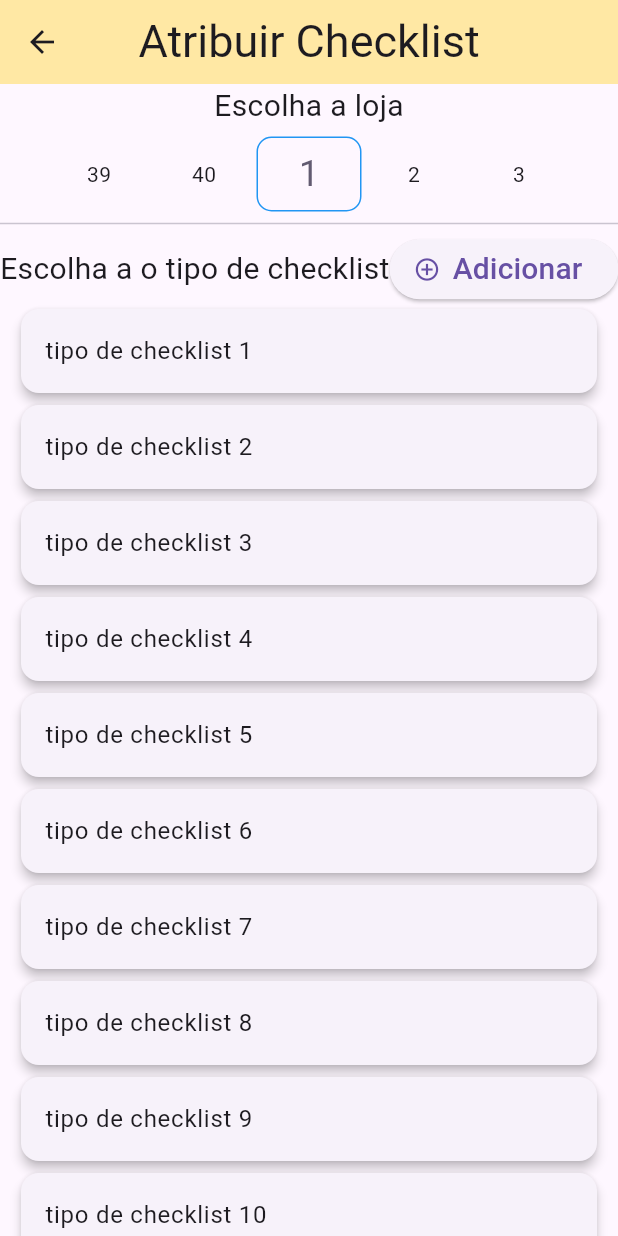
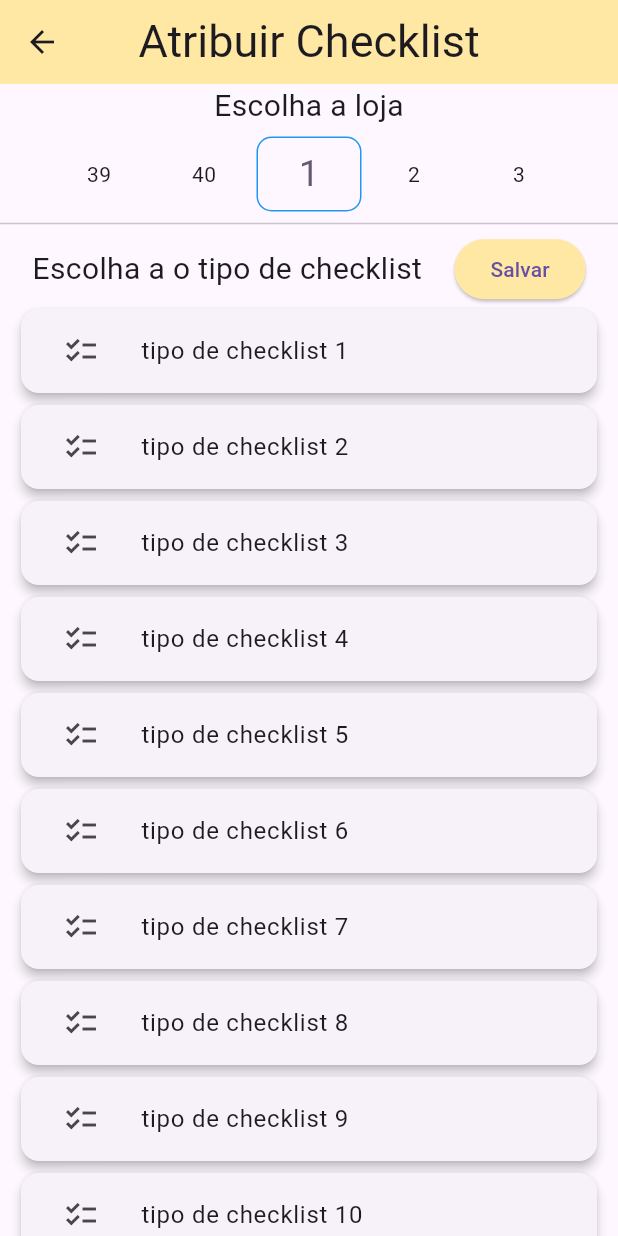
Before and after one commit to murilo-cometa/quality_control_app, a Flutter app: the CreateChecklistScreen screen opened directly, on a phone screen of 412 x 824 dp. Run offline on Flutter 3.47's test engine with Material 3 defaults, Android fonts, the phone set to English and light mode, and no system bars; drawn by our look-alikes of numberpicker; our stand-ins replace flutter_rating_bar.

Commit message:
tela de atribuir checklist reformada

```diff
--- a/lib/common/component/custom_appbar.dart
+++ b/lib/common/component/custom_appbar.dart
@@ -3,7 +3,7 @@ import 'package:flutter/material.dart';
 class CustomAppBar {
   static AppBar build(String title) {
     return AppBar(
-      backgroundColor: const Color.fromARGB(255, 255, 232, 164),
+      backgroundColor: const Color(0xFFFFE8A4),
       centerTitle: true,
       title: Text(
         title,
--- a/lib/common/component/simple_navigating_item_card.dart
+++ b/lib/common/component/custom_card_item.dart
@@ -1,46 +1,45 @@
 import 'package:flutter/material.dart';
-import 'package:quality_control_app/common/library/custom_navigator.dart';
 
-class SimpleNavigatingCardItem extends StatelessWidget {
-  const SimpleNavigatingCardItem({
+class CustomCardItem extends StatelessWidget {
+  const CustomCardItem({
     super.key,
     required this.text,
     this.textSize,
     this.leading,
     this.trailing,
-    this.goTo,
     this.enabled = true,
+    this.selected = false,
+    this.onTap,
+    this.cardColor,
   });
 
   final String text;
   final double? textSize;
   final Widget? leading;
   final Widget? trailing;
-  final Widget? goTo;
+  final Color? cardColor;
   final bool enabled;
+  final bool selected;
+  final void Function()? onTap;
 
   @override
   Widget build(BuildContext context) {
     return Card(
+      color: selected ? Colors.green : null,
       elevation: 3,
       child: ListTile(
         enabled: enabled,
         leading: leading,
         trailing: trailing,
+        selectedColor: Colors.white,
+        selected: selected,
         title: Text(
           text,
           style: TextStyle(
             fontSize: textSize,
           ),
         ),
-        onTap: goTo == null
-            ? null
-            : () {
-                CustomNavigator.goTo(
-                  context: context,
-                  destination: goTo!,
-                );
-              },
+        onTap: onTap,
       ),
     );
   }
--- a/lib/view/create_checklist_screen.dart
+++ b/lib/view/create_checklist_screen.dart
@@ -1,7 +1,8 @@
 import 'package:flutter/material.dart';
 import 'package:numberpicker/numberpicker.dart';
 import 'package:quality_control_app/common/component/custom_appbar.dart';
-import 'package:quality_control_app/common/component/simple_navigating_item_card.dart';
+import 'package:quality_control_app/common/component/custom_card_item.dart';
+import 'package:quality_control_app/common/library/custom_navigator.dart';
 import 'package:quality_control_app/view/checklist.dart';
 
 class CreateChecklistScreen extends StatefulWidget {
@@ -13,6 +14,7 @@ class CreateChecklistScreen extends StatefulWidget {
 
 class _CreateChecklistScreenState extends State<CreateChecklistScreen> {
   int _selectedStore = 1;
+  List<int> _selectedChecklists = [];
 
   @override
   Widget build(BuildContext context) {
@@ -57,7 +59,7 @@ class _CreateChecklistScreenState extends State<CreateChecklistScreen> {
         SizedBox(
           height: 45,
           child: Row(
-            mainAxisAlignment: MainAxisAlignment.spaceAround,
+            mainAxisAlignment: MainAxisAlignment.spaceEvenly,
             children: [
               const Text(
                 'Escolha a o tipo de checklist',
@@ -65,16 +67,16 @@ class _CreateChecklistScreenState extends State<CreateChecklistScreen> {
                   fontSize: 20,
                 ),
               ),
-              ElevatedButton.icon(
-                icon: const Icon(Icons.add_circle_outline),
-                label: const Text(
-                  'Adicionar',
-                  style: TextStyle(
-                    fontSize: 20,
-                  ),
+              ElevatedButton(
+                style: ButtonStyle(
+                  backgroundColor:
+                      MaterialStateProperty.all(const Color(0xFFFFE8A4)),
                 ),
-                onPressed: () {},
-              ),
+                child: const Text('Salvar'),
+                onPressed: () {
+
+                },
+              )
             ],
           ),
         ),
@@ -88,12 +90,29 @@ class _CreateChecklistScreenState extends State<CreateChecklistScreen> {
             ),
             itemBuilder: (context, index) {
               int checklistType = index + 1;
-              return SimpleNavigatingCardItem(
+              bool selected = _selectedChecklists.contains(checklistType);
+              return CustomCardItem(
+                leading: IconButton(
+                  icon: const Icon(Icons.checklist),
+                  onPressed: () {
+                    CustomNavigator.goTo(
+                      context: context,
+                      destination: Checklist(
+                        storeCode: _selectedStore,
+                        checklistType: checklistType,
+                      ),
+                    );
+                  },
+                ),
+                selected: selected,
                 text: 'tipo de checklist $checklistType',
-                goTo: Checklist(
-                  storeCode: _selectedStore,
-                  checklistType: checklistType,
-                ),
+                onTap: () {
+                  setState(() {
+                    selected
+                        ? _selectedChecklists.remove(checklistType)
+                        : _selectedChecklists.add(checklistType);
+                  });
+                },
               );
             },
           ),
```
Also changed, not shown: lib/view/checklist_details_screen.dart (+19 -8 lines).
